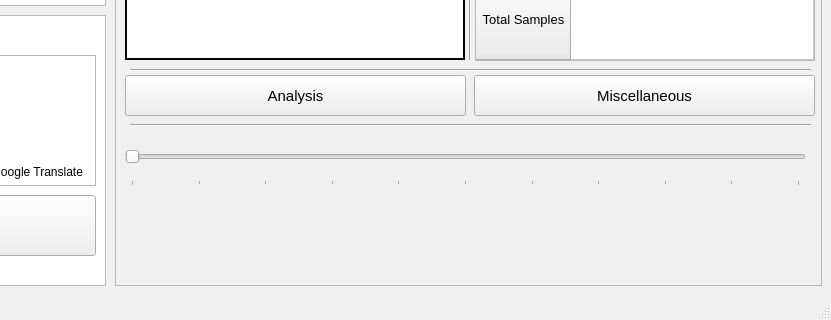
Above: App/ui/Application.ui from shashankrnr32/KannadaTTS-Application before the change; both pictures show x 535 to 1366 and y 448 to 768 of the 1366 by 768 pixel window. Below: the same form after it.
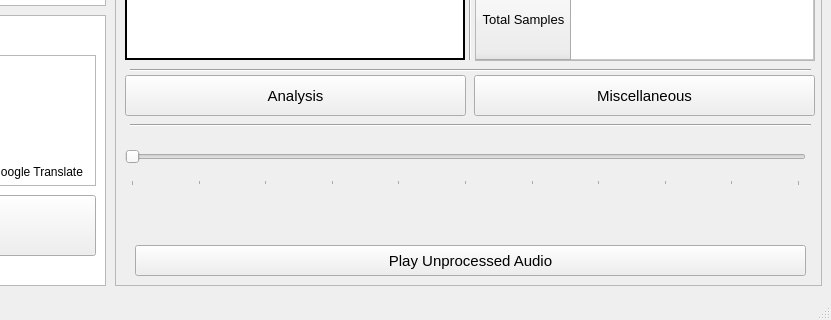
That is the form after the change. Icons and pictures are not drawn.

What changed in the file:
```diff
--- a/App/ui/Application.ui
+++ b/App/ui/Application.ui
@@ -499,7 +499,7 @@
     <property name="geometry">
      <rect>
       <x>1210</x>
-      <y>620</y>
+      <y>600</y>
       <width>61</width>
       <height>61</height>
      </rect>
@@ -534,7 +534,7 @@
     <property name="geometry">
      <rect>
       <x>1280</x>
-      <y>620</y>
+      <y>600</y>
       <width>61</width>
       <height>61</height>
      </rect>
@@ -569,7 +569,7 @@
     <property name="geometry">
      <rect>
       <x>670</x>
-      <y>620</y>
+      <y>600</y>
       <width>61</width>
       <height>61</height>
      </rect>
@@ -607,7 +607,7 @@
     <property name="geometry">
      <rect>
       <x>730</x>
-      <y>620</y>
+      <y>600</y>
       <width>61</width>
       <height>61</height>
      </rect>
@@ -716,7 +716,7 @@
     <property name="geometry">
      <rect>
       <x>1130</x>
-      <y>620</y>
+      <y>600</y>
       <width>61</width>
       <height>61</height>
      </rect>
@@ -1065,6 +1065,50 @@
      </property>
     </item>
    </widget>
+   <widget class="QPushButton" name="play_unproc">
+    <property name="geometry">
+     <rect>
+      <x>670</x>
+      <y>670</y>
+      <width>671</width>
+      <height>31</height>
+     </rect>
+    </property>
+    <property name="cursor">
+     <cursorShape>PointingHandCursor</cursorShape>
+    </property>
+    <property name="toolTip">
+     <string>Play</string>
+    </property>
+    <property name="statusTip">
+     <string>Play</string>
+    </property>
+    <property name="text">
+     <string>Play Unprocessed Audio</string>
+    </property>
+    <property name="icon">
+     <iconset resource="AppResources.qrc">
+      <normaloff>:/img/img/raw_audio.png</normaloff>:/img/img/raw_audio.png</iconset>
+    </property>
+    <property name="iconSize">
+     <size>
+      <width>20</width>
+      <height>20</height>
+     </size>
+    </property>
+    <property name="shortcut">
+     <string>Ctrl+Shift+Space</string>
+    </property>
+    <property name="autoDefault">
+     <bool>false</bool>
+    </property>
+    <property name="default">
+     <bool>false</bool>
+    </property>
+    <property name="flat">
+     <bool>false</bool>
+    </property>
+   </widget>
    <zorder>columnView_3</zorder>
    <zorder>columnView_2</zorder>
    <zorder>listView_2</zorder>
@@ -1094,6 +1138,7 @@
    <zorder>line_3</zorder>
    <zorder>line_4</zorder>
    <zorder>details_table</zorder>
+   <zorder>play_unproc</zorder>
   </widget>
   <widget class="QMenuBar" name="menubar">
    <property name="geometry">
```
